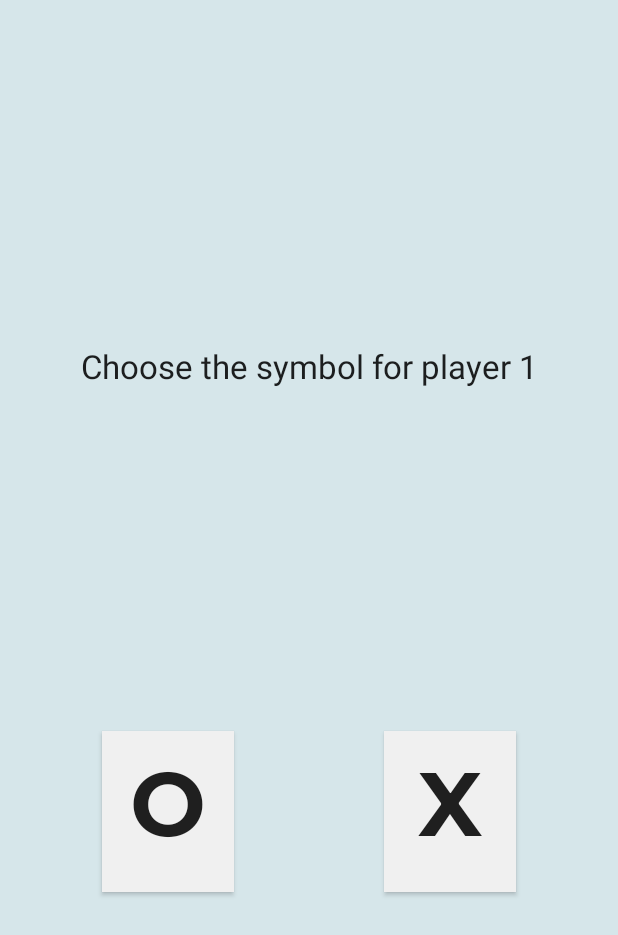
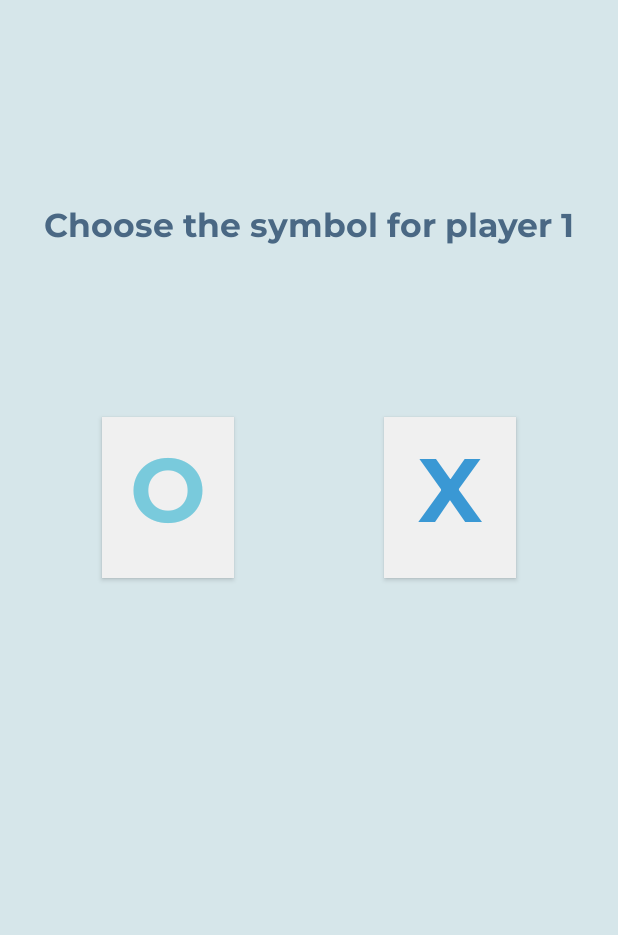
Before and after one commit to Skill-Class/TicTacToeGame, an Android app: the screen it shows after launch (SymbolChooserActivity), on a phone screen of 412 x 824 dp. Shown: the top 935 px of the screen. Run offline under Robolectric (Android 15) with nearby library versions, the light colour scheme and no system bars.

Commit message:
UI Improved For symbol chooser

```diff
--- a/app/src/main/res/layout/activity_symbol_chooser.xml
+++ b/app/src/main/res/layout/activity_symbol_chooser.xml
@@ -8,13 +8,14 @@
         android:id="@+id/text_view_message"
         android:layout_width="wrap_content"
         android:layout_height="wrap_content"
+        android:layout_marginTop="136dp"
+        android:fontFamily="@font/montserrat_bold"
         android:text="@string/choose_symbol_message"
-        app:layout_constraintTop_toTopOf="parent"
+        android:textAppearance="@android:style/TextAppearance.DeviceDefault.Large"
+        android:textColor="@color/colorPrimary"
         app:layout_constraintEnd_toEndOf="parent"
         app:layout_constraintStart_toStartOf="parent"
-        android:textAppearance="@android:style/TextAppearance.DeviceDefault.Large"
-        app:layout_constraintBottom_toTopOf="@+id/button_O"
-        />
+        app:layout_constraintTop_toTopOf="parent" />
 
     <Button
         android:id="@+id/button_O"
@@ -25,12 +26,14 @@
         android:fontFamily="@font/montserrat_bold"
         android:padding="10dp"
         android:text="O"
+        android:textColor="@color/OColor"
         android:textSize="60sp"
         android:textStyle="bold"
+        app:layout_constraintBottom_toBottomOf="parent"
+        app:layout_constraintEnd_toStartOf="@+id/button_X"
+        app:layout_constraintStart_toStartOf="parent"
         app:layout_constraintTop_toBottomOf="@+id/text_view_message"
-        app:layout_constraintStart_toStartOf="parent"
-        app:layout_constraintEnd_toStartOf="@+id/button_X"
-        app:layout_constraintBottom_toBottomOf="parent"/>
+        app:layout_constraintVertical_bias="0.19999999" />
 
     <Button
         android:id="@+id/button_X"
@@ -43,6 +46,7 @@
         android:fontFamily="@font/montserrat_bold"
         android:padding="10dp"
         android:text="X"
+        android:textColor="@color/XColor"
         android:textSize="60sp"
         android:textStyle="bold"
         app:layout_constraintTop_toTopOf="@+id/button_O"
```
